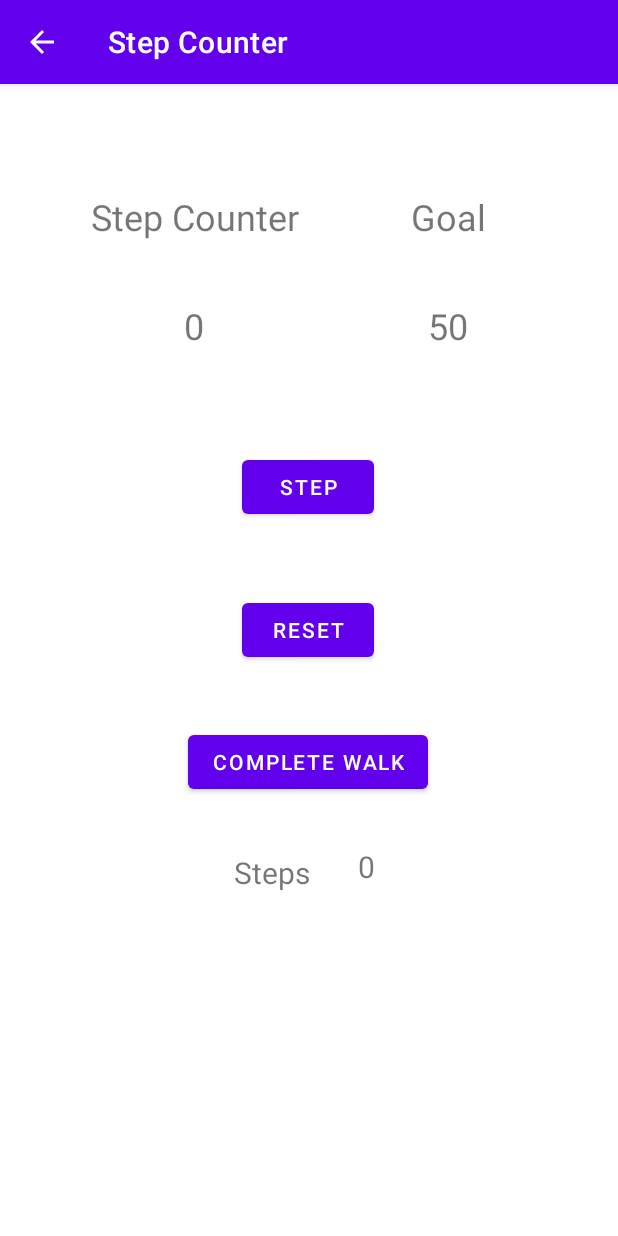
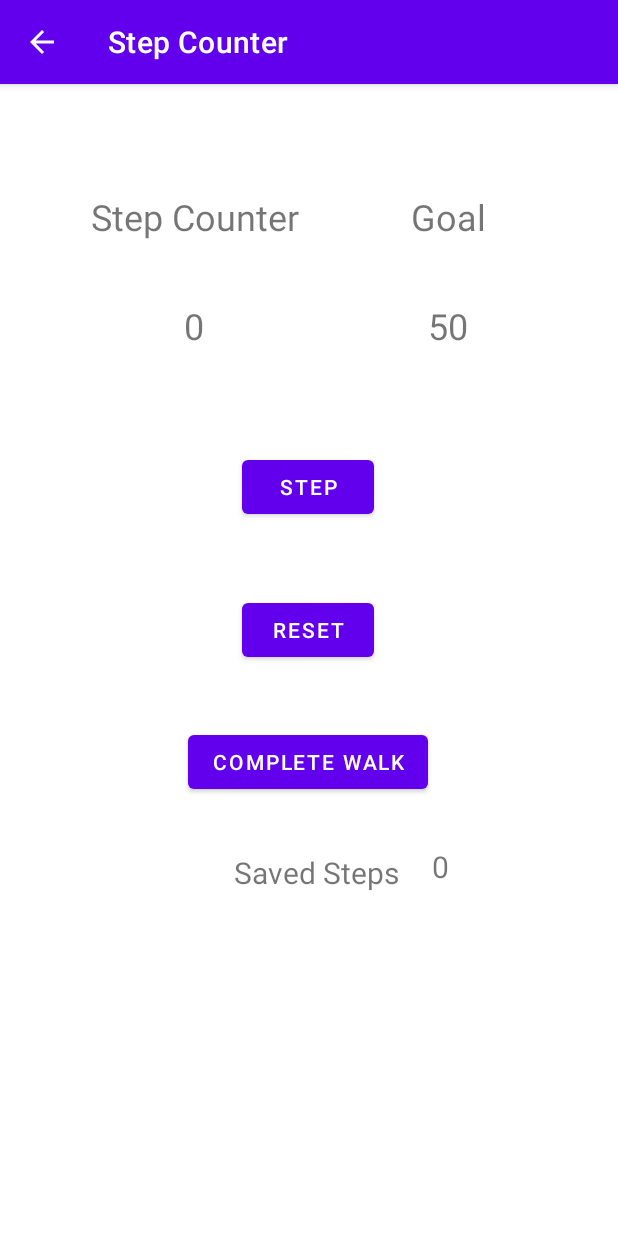
Before and after one commit to blondeni1981/highsteppers, an Android app: the StepCounterActivity screen opened directly, with no data from a screen before it, on a phone screen of 412 x 824 dp. Run offline under Robolectric (Android 15) with nearby library versions, the light colour scheme and no system bars.

Commit message:
Test Commit 6102021

```diff
--- a/app/src/main/res/layout/activity_step_counter.xml
+++ b/app/src/main/res/layout/activity_step_counter.xml
@@ -60,7 +60,7 @@
         android:layout_height="wrap_content"
         android:layout_marginStart="156dp"
         android:layout_marginTop="36dp"
-        android:text="Steps"
+        android:text="Saved Steps"
         android:textSize="20sp"
         app:layout_constraintStart_toStartOf="parent"
         app:layout_constraintTop_toBottomOf="@+id/saveButton" />
```
